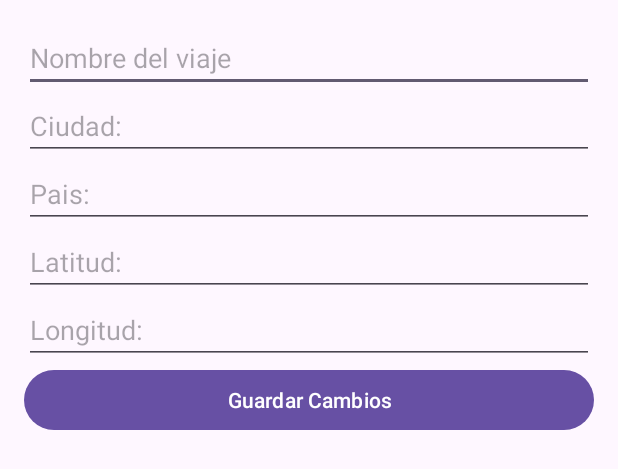
After one commit to Ramses340/CheemsTourProyectoFinal, an Android app: the layout activity_edit_trip.xml on its own in the app's theme, with its tools: preview values and no code run, on a phone screen of 412 x 824 dp. The commit adds this screen. Shown: the top 469 px of the screen. Run offline under Robolectric (Android 15) with nearby library versions, the phone set to English and light mode, and no system bars.

```diff
--- a/app/src/main/java/mx/itson/cheemstour/entities/Trip.kt
+++ b/app/src/main/java/mx/itson/cheemstour/entities/Trip.kt
@@ -1,8 +1,9 @@
 package mx.itson.cheemstour.entities
 
 import android.content.Context
+import java.io.Serializable
 
-class Trip {
+class Trip : Serializable {
     var id: Int? = null
     var name: String? = null
     var city: String? = null
--- a/app/src/main/java/mx/itson/cheemstour/utils/RetrofitUtil.kt
+++ b/app/src/main/java/mx/itson/cheemstour/utils/RetrofitUtil.kt
@@ -10,7 +10,7 @@
 object RetrofitUtil {
     fun getApi(): CheemsAPI? {
         val gson = GsonBuilder().create()
-        val retrofit = Retrofit.Builder().baseUrl("http://192.168.1.107:5000")
+        val retrofit = Retrofit.Builder().baseUrl("http://192.168.1.125:5000")
             .addConverterFactory(GsonConverterFactory.create(gson)).build()
         return retrofit.create(CheemsAPI::class.java)
     }
--- /dev/null
+++ b/app/src/main/res/layout/activity_edit_trip.xml
@@ -0,0 +1,46 @@
+<?xml version="1.0" encoding="utf-8"?>
+<LinearLayout xmlns:android="http://schemas.android.com/apk/res/android"
+    android:layout_width="match_parent"
+    android:layout_height="match_parent"
+    android:orientation="vertical"
+    android:padding="16dp">
+
+    <EditText
+        android:id="@+id/editName"
+        android:layout_width="match_parent"
+        android:layout_height="wrap_content"
+        android:hint="Nombre del viaje" />
+
+    <EditText
+        android:id="@+id/editCity"
+        android:layout_width="match_parent"
+        android:layout_height="wrap_content"
+        android:hint="@string/text_city" />
+
+    <EditText
+        android:id="@+id/editCountry"
+        android:layout_width="match_parent"
+        android:layout_height="wrap_content"
+        android:hint="@string/text_country" />
+
+    <EditText
+        android:id="@+id/editLatitude"
+        android:layout_width="match_parent"
+        android:layout_height="wrap_content"
+        android:hint="@string/text_latitude"
+        android:inputType="numberDecimal" />
+
+    <EditText
+        android:id="@+id/editLongitude"
+        android:layout_width="match_parent"
+        android:layout_height="wrap_content"
+        android:hint="@string/text_longitude"
+        android:inputType="numberDecimal" />
+
+    <Button
+        android:id="@+id/btnSaveChanges"
+        android:layout_width="match_parent"
+        android:layout_height="wrap_content"
+        android:text="@string/text_saveChanges" />
+
+</LinearLayout>
--- a/app/src/main/res/values/strings.xml
+++ b/app/src/main/res/values/strings.xml
@@ -12,4 +12,15 @@
     <string name="text_not_saved">No se pudo guardar el viaje</string>
     <string name="text_complete">Por favor, completa todos los campos</string>
     <string name="text_map">Mapa</string>
+    <string name="text_deleted_successful">Viaje eliminado correctamente.</string>
+    <string name="text_deleted_error">No se pudo eliminar el viaje. Intenta nuevamente.</string>
+    <string name="text_updated_successful">Viaje actualizado correctamente.</string>
+    <string name="text_updated_error">No se pudo actualizar el viaje. Revisa los datos e intenta otra vez.</string>
+    <string name="text_saved_successful">Viaje guardado correctamente.</string>
+    <string name="text_saved_error">Hubo un error al guardar el viaje.</string>
+    <string name="text_delete">Eliminar</string>
+    <string name="text_edit">Editar</string>
+    <string name="text_latitude">Latitud:</string>
+    <string name="text_longitude">Longitud:</string>
+    <string name="text_saveChanges">Guardar Cambios</string>
 </resources>
--- a/app/src/main/res/xml/network_security_config.xml
+++ b/app/src/main/res/xml/network_security_config.xml
@@ -1,6 +1,4 @@
 <?xml version="1.0" encoding="utf-8"?>
 <network-security-config>
-    <domain-config cleartextTrafficPermitted="true">
-        <domain includeSubdomains="true">192.168.1.107</domain>
-    </domain-config>
+    <base-config cleartextTrafficPermitted="true" />
 </network-security-config>
```
Also changed, not shown: app/src/main/AndroidManifest.xml (+5 -2 lines), app/src/main/java/mx/itson/cheemstour/TripListActivity.kt (+33 -0 lines), app/src/main/java/mx/itson/cheemstour/activity_edit_trip.kt (added, +78 -0 lines), app/src/main/java/mx/itson/cheemstour/adapters/TripAdapter.kt (+31 -12 lines), app/src/main/java/mx/itson/cheemstour/interfaces/CheemsAPI.kt (+9 -0 lines), app/src/main/res/layout/elem_trip.xml (+19 -0 lines), 1 other file.
